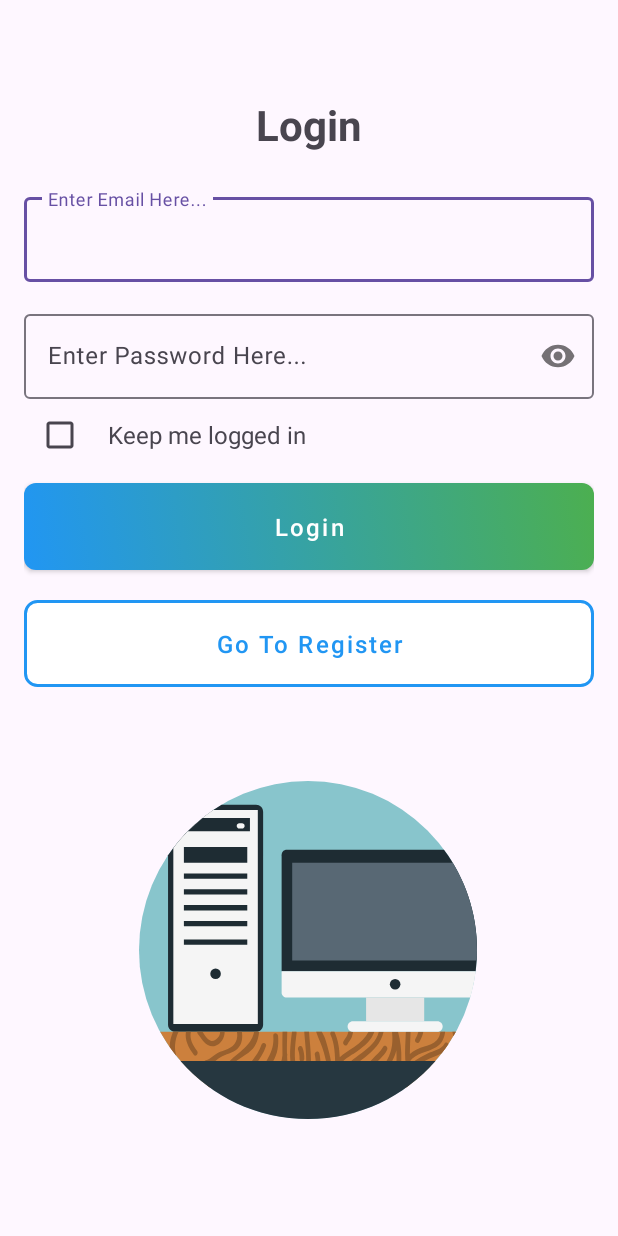
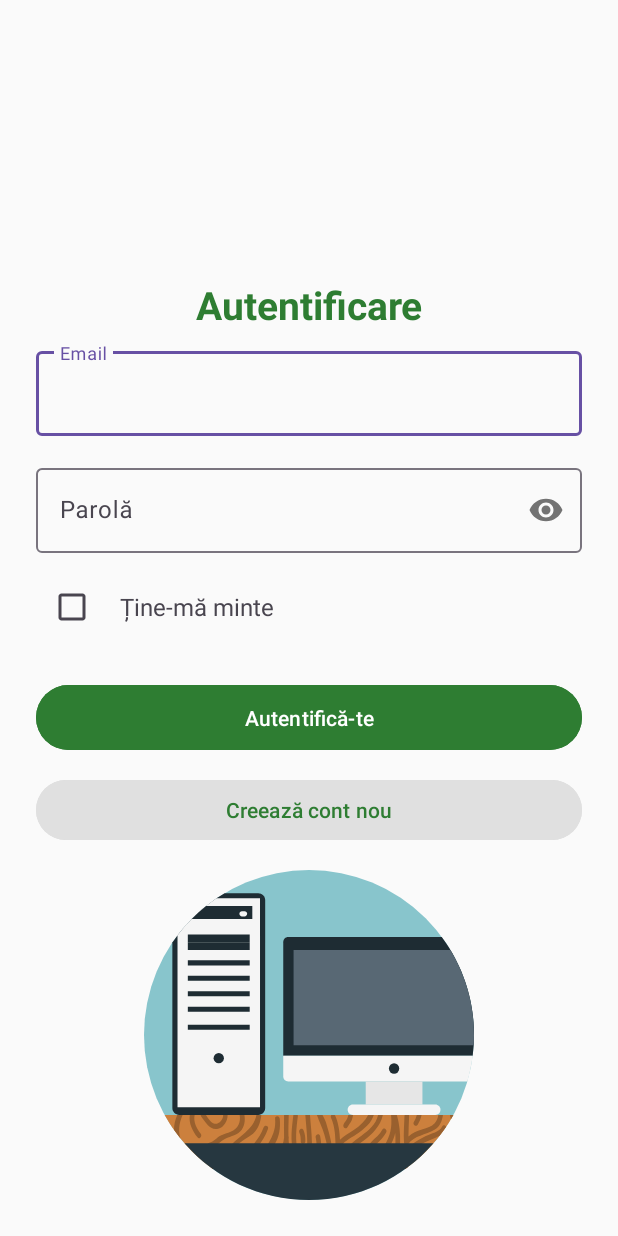
Before and after one commit to c-madalin/MarketPlace, an Android app: the screen it shows after launch (MainActivity), on a phone screen of 412 x 824 dp. Run offline under Robolectric (Android 15) with nearby library versions, the phone set to English and light mode, and no system bars; our stand-ins replace Room's generated code.

Commit message:
Inprooved UI

```diff
--- a/app/src/main/res/layout/fragment_login.xml
+++ b/app/src/main/res/layout/fragment_login.xml
@@ -1,139 +1,139 @@
 <?xml version="1.0" encoding="utf-8"?>
-<androidx.constraintlayout.widget.ConstraintLayout xmlns:android="http://schemas.android.com/apk/res/android"
+<androidx.constraintlayout.widget.ConstraintLayout
+    xmlns:android="http://schemas.android.com/apk/res/android"
     xmlns:app="http://schemas.android.com/apk/res-auto"
-    xmlns:tools="http://schemas.android.com/tools"
     android:id="@+id/loginFragment"
     android:layout_width="match_parent"
     android:layout_height="match_parent"
-    android:padding="16dp"
-    tools:context=".LoginAndRegistration.LoginFragment">
+    android:background="#FAFAFA"
+    android:padding="24dp">
 
+    <!-- Titlu Login -->
     <TextView
         android:id="@+id/LoginLabel"
-        android:layout_width="wrap_content"
+        android:layout_width="0dp"
         android:layout_height="wrap_content"
-        android:text="@string/login"
-        android:textSize="28sp"
+        android:text="Autentificare"
+        android:textSize="26sp"
         android:textStyle="bold"
-        android:layout_marginTop="48dp"
-        app:layout_constraintBottom_toBottomOf="parent"
+        android:textColor="#2E7D32"
+        android:gravity="center"
+        app:layout_constraintTop_toTopOf="parent"
+        app:layout_constraintBottom_toTopOf="@+id/loginErrorText"
+        app:layout_constraintStart_toStartOf="parent"
         app:layout_constraintEnd_toEndOf="parent"
-        app:layout_constraintStart_toStartOf="parent"
-        app:layout_constraintTop_toTopOf="parent"
-        app:layout_constraintVertical_bias="0.0" />
+        android:layout_marginTop="32dp"
+        android:layout_marginBottom="16dp" />
 
     <TextView
         android:id="@+id/loginErrorText"
         android:layout_width="0dp"
         android:layout_height="wrap_content"
-        android:layout_marginTop="8dp"
-        android:textColor="@android:color/holo_red_dark"
+        android:text="Eroare autentificare"
+        android:textColor="#D32F2F"
         android:visibility="gone"
+        android:textSize="14sp"
+        app:layout_constraintTop_toBottomOf="@id/LoginLabel"
+        app:layout_constraintStart_toStartOf="parent"
         app:layout_constraintEnd_toEndOf="parent"
-        app:layout_constraintStart_toStartOf="parent"
-        app:layout_constraintTop_toBottomOf="@+id/LoginLabel" />
+        android:layout_marginBottom="4dp" />
 
     <com.google.android.material.textfield.TextInputLayout
         android:id="@+id/emailLayout"
         android:layout_width="0dp"
         android:layout_height="wrap_content"
-        android:layout_marginTop="24dp"
-        android:hint="@string/enter_email_here"
-        app:layout_constraintEnd_toEndOf="parent"
+        android:hint="Email"
+        android:layout_marginTop="8dp"
+        app:layout_constraintTop_toBottomOf="@id/loginErrorText"
         app:layout_constraintStart_toStartOf="parent"
-        app:layout_constraintTop_toBottomOf="@+id/loginErrorText">
+        app:layout_constraintEnd_toEndOf="parent">
 
         <com.google.android.material.textfield.TextInputEditText
             android:id="@+id/LoginEmail"
             android:layout_width="match_parent"
             android:layout_height="wrap_content"
             android:inputType="textEmailAddress" />
-
     </com.google.android.material.textfield.TextInputLayout>
 
     <com.google.android.material.textfield.TextInputLayout
         android:id="@+id/passwordLayout"
         android:layout_width="0dp"
         android:layout_height="wrap_content"
+        android:hint="Parolă"
         android:layout_marginTop="16dp"
-        android:hint="@string/enter_password_here"
-        app:layout_constraintEnd_toEndOf="parent"
+        app:passwordToggleEnabled="true"
+        app:layout_constraintTop_toBottomOf="@id/emailLayout"
         app:layout_constraintStart_toStartOf="parent"
-        app:layout_constraintTop_toBottomOf="@+id/emailLayout"
-        app:passwordToggleEnabled="true">
+        app:layout_constraintEnd_toEndOf="parent">
 
         <com.google.android.material.textfield.TextInputEditText
             android:id="@+id/LoginPassword"
             android:layout_width="match_parent"
             android:layout_height="wrap_content"
             android:inputType="textPassword" />
-
     </com.google.android.material.textfield.TextInputLayout>
-
 
     <LinearLayout
         android:id="@+id/keepSignedInLayout"
         android:layout_width="0dp"
         android:layout_height="wrap_content"
+        android:orientation="horizontal"
+        android:layout_marginTop="12dp"
         android:gravity="center_vertical"
-        android:orientation="horizontal"
-        app:layout_constraintBottom_toTopOf="@+id/doLogin"
-        app:layout_constraintEnd_toEndOf="parent"
-        app:layout_constraintHorizontal_bias="0.0"
+        app:layout_constraintTop_toBottomOf="@id/passwordLayout"
         app:layout_constraintStart_toStartOf="parent"
-        app:layout_constraintTop_toBottomOf="@+id/passwordLayout"
-        app:layout_constraintVertical_bias="0.0">
+        app:layout_constraintEnd_toEndOf="parent">
 
         <CheckBox
             android:id="@+id/keepSignedInCheckBox"
             android:layout_width="wrap_content"
-            android:layout_height="wrap_content" />
+            android:layout_height="wrap_content"/>
 
         <TextView
             android:id="@+id/keepSignedInText"
             android:layout_width="wrap_content"
             android:layout_height="wrap_content"
-            android:layout_marginStart="8dp"
-            android:text="@string/keep_me_logged_in"
-            android:textSize="16sp" />
+            android:text="Ține-mă minte"
+            android:textSize="16sp"
+            android:layout_marginStart="8dp"/>
     </LinearLayout>
 
     <Button
         android:id="@+id/doLogin"
-        style="@style/Button.Primary"
         android:layout_width="0dp"
         android:layout_height="wrap_content"
-        android:layout_marginTop="56dp"
-        android:text="@string/login"
-        app:layout_constraintEnd_toEndOf="parent"
-        app:layout_constraintHorizontal_bias="0.0"
+        android:text="Autentifică-te"
+        android:backgroundTint="#2E7D32"
+        android:textColor="#FFFFFF"
+        android:layout_marginTop="24dp"
+        android:padding="12dp"
+        android:elevation="4dp"
+        app:layout_constraintTop_toBottomOf="@id/keepSignedInLayout"
         app:layout_constraintStart_toStartOf="parent"
-        app:layout_constraintTop_toBottomOf="@+id/passwordLayout" />
+        app:layout_constraintEnd_toEndOf="parent"/>
 
     <Button
         android:id="@+id/goToR1"
-        style="@style/Button.Secondary"
         android:layout_width="0dp"
         android:layout_height="wrap_content"
-        android:layout_marginTop="20dp"
-        android:text="@string/go_to_register"
-        android:textColor="@color/button_secondary_text_color"
-        app:layout_constraintEnd_toEndOf="parent"
-        app:layout_constraintHorizontal_bias="0.0"
+        android:text="Creează cont nou"
+        android:backgroundTint="#E0E0E0"
+        android:textColor="#2E7D32"
+        android:layout_marginTop="12dp"
+        app:layout_constraintTop_toBottomOf="@id/doLogin"
         app:layout_constraintStart_toStartOf="parent"
-        app:layout_constraintTop_toBottomOf="@+id/doLogin" />
-
+        app:layout_constraintEnd_toEndOf="parent" />
 
     <ImageView
         android:id="@+id/bottomSvgImage"
-        android:layout_width="225dp"
-        android:layout_height="225dp"
-        android:contentDescription="@string/dad"
+        android:layout_width="220dp"
+        android:layout_height="220dp"
+        android:layout_marginTop="16dp"
         android:src="@drawable/app_logo"
-        app:layout_constraintBottom_toBottomOf="parent"
+        android:contentDescription="Logo aplicație"
+        app:layout_constraintTop_toBottomOf="@id/goToR1"
+        app:layout_constraintStart_toStartOf="parent"
         app:layout_constraintEnd_toEndOf="parent"
-        app:layout_constraintHorizontal_bias="0.496"
-        app:layout_constraintStart_toStartOf="parent"
-        app:layout_constraintTop_toBottomOf="@+id/goToR1" />
+        app:layout_constraintBottom_toBottomOf="parent" />
 
 </androidx.constraintlayout.widget.ConstraintLayout>
```
Also changed, not shown: app/src/main/res/layout/fragment_add_post.xml (+49 -11 lines), app/src/main/res/layout/fragment_application.xml (+21 -9 lines).
